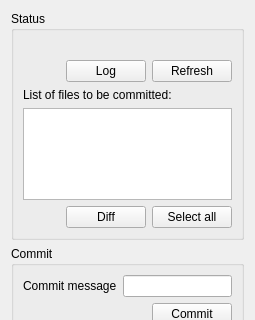
Qt form src/Mod/BIM/Resources/ui/GitTaskPanel.ui (southseact-3d/fcd) before a commit; both pictures show x 0 to 255 and y 0 to 320 of the 255 by 516 pixel window.
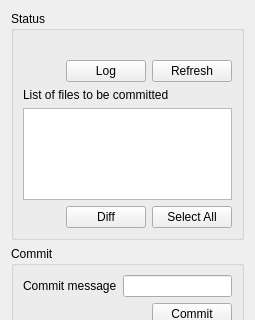
The same form after that commit.

Patch:
```diff
--- a/src/Mod/BIM/Resources/ui/GitTaskPanel.ui
+++ b/src/Mod/BIM/Resources/ui/GitTaskPanel.ui
@@ -61,7 +61,7 @@
       <item>
        <widget class="QLabel" name="label">
         <property name="text">
-         <string>List of files to be committed:</string>
+         <string>List of files to be committed</string>
         </property>
        </widget>
       </item>
@@ -97,7 +97,7 @@
         <item>
          <widget class="QPushButton" name="buttonSelectAll">
           <property name="text">
-           <string>Select all</string>
+           <string>Select All</string>
           </property>
          </widget>
         </item>
```
